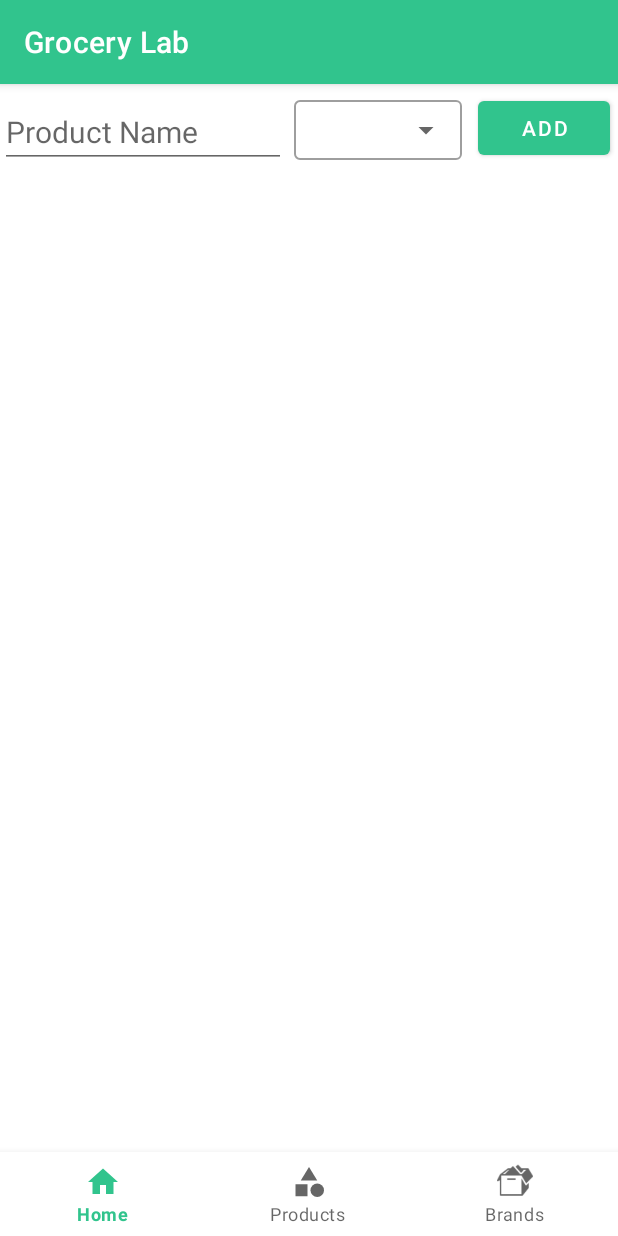
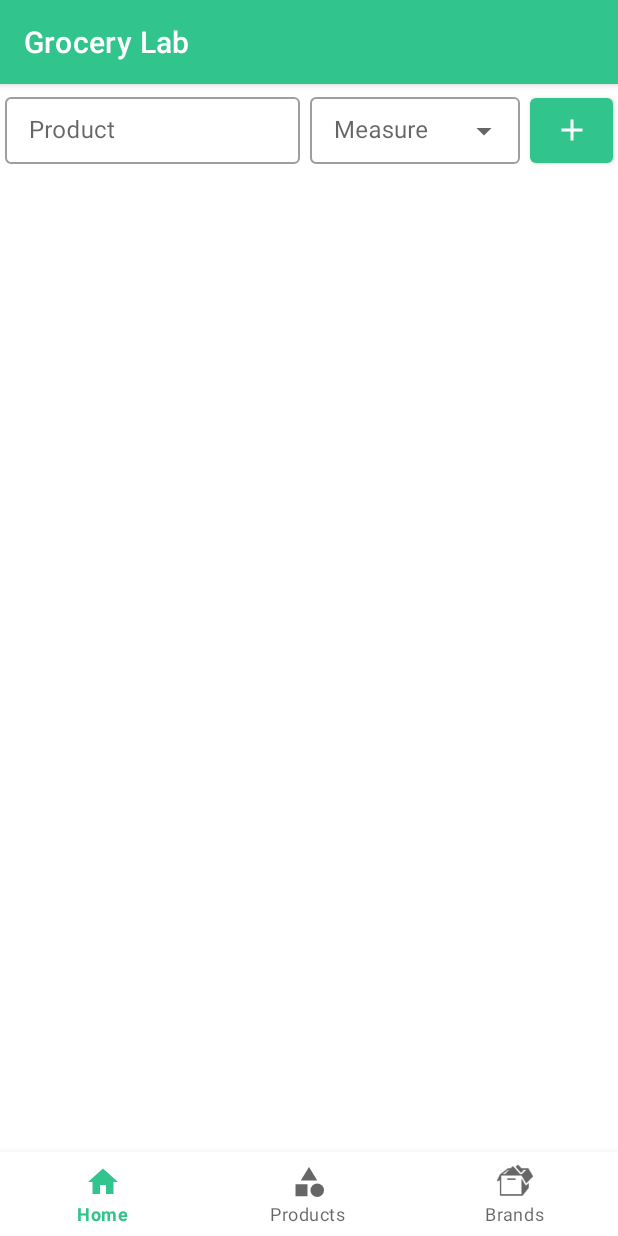
Before and after one commit to Abid357/grocery-lab, an Android app: the fragment ProductListFragment placed in its activity, on a phone screen of 412 x 824 dp. Run offline under Robolectric (Android 15) with nearby library versions, the phone set to English and light mode, and no system bars.

Commit message:
add uom and improve product list

```diff
--- a/app/src/main/java/com/example/myapplication/adapter/BrandAdapter.java
+++ b/app/src/main/java/com/example/myapplication/adapter/BrandAdapter.java
@@ -1,7 +1,6 @@
 package com.example.myapplication.adapter;
 
 import android.content.Context;
-import android.content.SharedPreferences;
 import android.view.LayoutInflater;
 import android.view.View;
 import android.view.ViewGroup;
@@ -29,7 +28,7 @@ public class BrandAdapter extends RecyclerView.Adapter<BrandAdapter.BrandViewHol
 
     @Override
     public BrandAdapter.BrandViewHolder onCreateViewHolder(ViewGroup parent, int viewType) {
-        View view = LayoutInflater.from(context).inflate(R.layout.activity_brand_list_item, parent, false);
+        View view = LayoutInflater.from(context).inflate(R.layout.fragment_brand_list_item, parent, false);
         return new BrandViewHolder(view);
     }
 
--- a/app/src/main/java/com/example/myapplication/fragment/ProductListFragment.java
+++ b/app/src/main/java/com/example/myapplication/fragment/ProductListFragment.java
@@ -19,6 +19,7 @@ import com.example.myapplication.R;
 import com.example.myapplication.adapter.ProductAdapter;
 import com.example.myapplication.core.Database;
 import com.example.myapplication.core.Product;
+import com.google.android.material.button.MaterialButton;
 
 import java.util.List;
 
@@ -30,8 +31,8 @@ public class ProductListFragment extends Fragment {
         View view = inflater.inflate(R.layout.fragment_product_list, container, false);
 
         RecyclerView recyclerView = view.findViewById(R.id.productRecyclerView);
-        Button addProductButton = view.findViewById(R.id.addProductButton);
-        EditText productNameEditText = view.findViewById(R.id.productNameEditText);
+        MaterialButton addProductButton = view.findViewById(R.id.addProductButton);
+        EditText productNameEditText = view.findViewById(R.id.productInput);
 
         List<Product> productList = Database.withContext(getContext()).getProductList();
         ProductAdapter productAdapter = new ProductAdapter(getContext(), productList);
@@ -49,7 +50,12 @@ public class ProductListFragment extends Fragment {
                 Toast.makeText(getContext(), "Enter a product name.", Toast.LENGTH_SHORT).show();
                 return;
             }
-            Product product = new Product(productName);
+            String uom = uomAutoComplete.getEditableText().toString();
+            if (uom.isEmpty()) {
+                Toast.makeText(getContext(), "Select a unit of measure.", Toast.LENGTH_SHORT).show();
+                return;
+            }
+            Product product = new Product(productName, uom);
             if (Database.withContext(getContext()).addProduct(product)) {
                 productAdapter.notifyItemInserted(0);
                 recyclerView.smoothScrollToPosition(0);
--- a/app/src/main/res/layout/fragment_product_list.xml
+++ b/app/src/main/res/layout/fragment_product_list.xml
@@ -6,45 +6,60 @@
     android:layout_height="match_parent"
     tools:context=".fragment.ProductListFragment">
 
-    <Button
+    <com.google.android.material.button.MaterialButton
         android:id="@+id/addProductButton"
-        android:layout_width="wrap_content"
-        android:layout_height="wrap_content"
+        android:layout_width="55dp"
+        android:layout_height="55dp"
         android:layout_alignParentEnd="true"
-        android:layout_margin="5dp"
-        android:text="Add" />
+        android:layout_margin="3dp"
+        app:icon="@drawable/baseline_add_24"
+        android:drawableEnd="@color/viewButton" />
 
     <com.google.android.material.textfield.TextInputLayout
         android:id="@+id/uomTextInputLayout"
         style="@style/Widget.MaterialComponents.TextInputLayout.OutlinedBox.ExposedDropdownMenu"
         android:layout_width="wrap_content"
-        android:layout_height="wrap_content"
-        android:layout_margin="5dp"
+        android:layout_height="50dp"
+        android:layout_margin="3dp"
         android:layout_toLeftOf="@id/addProductButton"
-        android:minWidth="100dp">
+        app:hintAnimationEnabled="false"
+        android:contentDescription="Unit of measure"
+        android:hint="Measure"
+        android:minWidth="140dp">
 
         <AutoCompleteTextView
             android:id="@+id/uomAutoCompleteTextView"
-            android:layout_width="wrap_content"
-            android:layout_height="40dp"
-            android:contentDescription="Unit of measure"
+            android:layout_width="match_parent"
+            android:layout_height="wrap_content"
+            android:padding="0dp"
             android:inputType="none" />
     </com.google.android.material.textfield.TextInputLayout>
 
-    <EditText
-        android:id="@+id/productNameEditText"
+    <com.google.android.material.textfield.TextInputLayout
+        android:id="@+id/productLayout"
+        style="@style/Widget.MaterialComponents.TextInputLayout.OutlinedBox"
         android:layout_width="match_parent"
-        android:layout_height="44dp"
-        android:layout_marginTop="12dp"
+        android:layout_height="50dp"
+        android:layout_margin="3dp"
         android:layout_toLeftOf="@id/uomTextInputLayout"
-        android:hint="Product Name"
-        android:textSize="20sp" />
+        android:contentDescription="Product Name"
+        android:hint="Product">
+
+        <com.google.android.material.textfield.TextInputEditText
+            android:id="@+id/productInput"
+            android:layout_width="match_parent"
+            android:layout_height="match_parent"
+            android:padding="0dp"
+            android:layout_toLeftOf="@id/uomTextInputLayout" />
+    </com.google.android.material.textfield.TextInputLayout>
+
 
     <androidx.recyclerview.widget.RecyclerView
         android:id="@+id/productRecyclerView"
         android:layout_width="match_parent"
         android:layout_height="match_parent"
-        android:layout_below="@id/productNameEditText"
+        android:layout_below="@id/productLayout"
+        android:layout_marginTop="5dp"
         android:background="@color/white" />
 
 </RelativeLayout>
```
Also changed, not shown: app/src/main/java/com/example/myapplication/adapter/ProductAdapter.java (+6 -13 lines), app/src/main/java/com/example/myapplication/core/Database.java (+19 -4 lines), app/src/main/java/com/example/myapplication/core/Product.java (+15 -6 lines), app/src/main/res/layout/activity_product_list_item.xml (deleted, +0 -41 lines), app/src/main/res/layout/fragment_product_list_item.xml (added, +88 -0 lines), app/src/main/res/layout/fragment_brand_list_item.xml (renamed from app/src/main/res/layout/activity_brand_list_item.xml).
